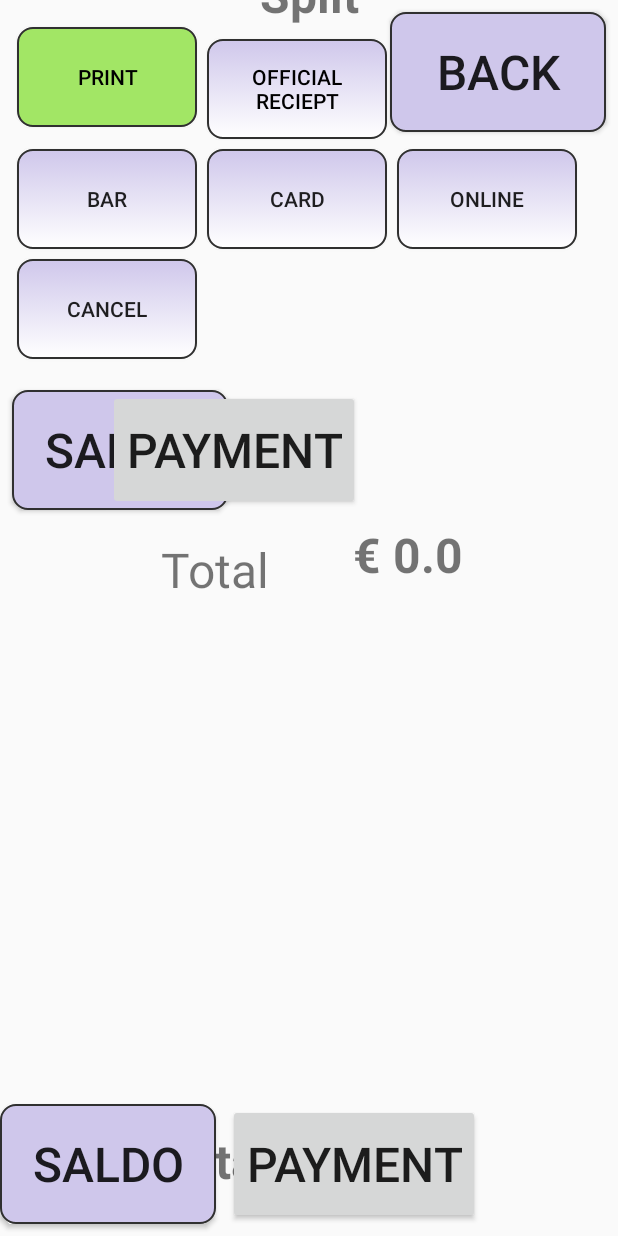
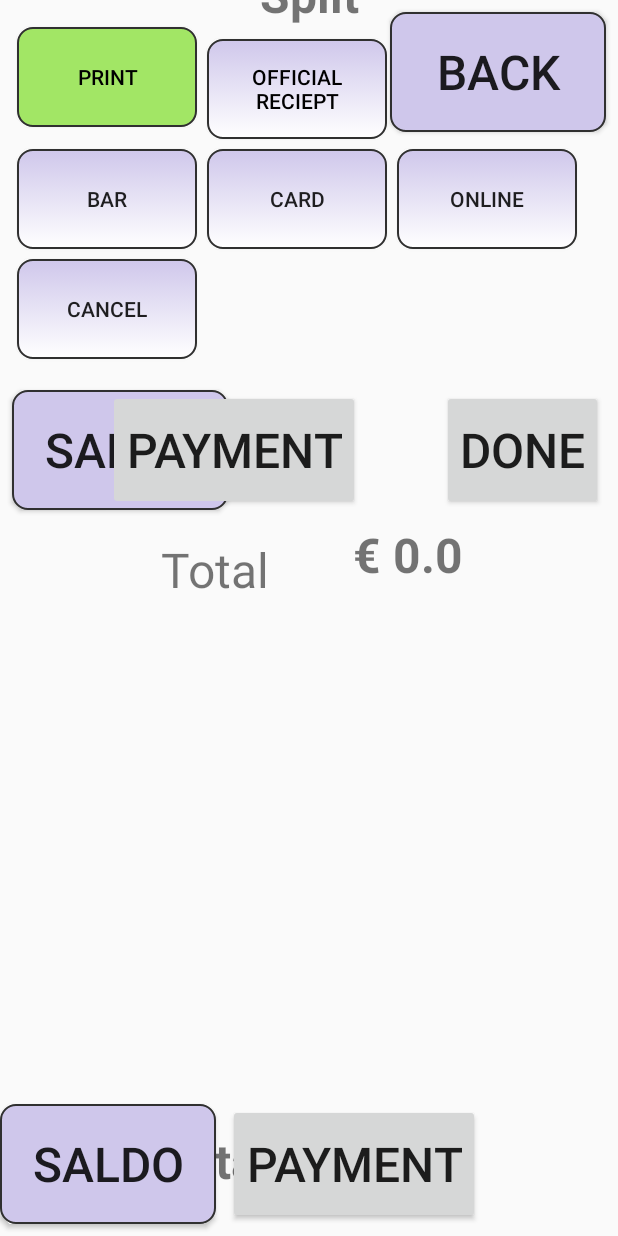
Before and after one commit to foodciti/kana, an Android app: the SplitActivity screen opened directly, with no data from a screen before it, after a tap on "PAYMENT", on a phone screen of 412 x 824 dp. Run offline under Robolectric (Android 15) with nearby library versions, the phone set to English and light mode, and no system bars.

Commit message:
Split bug fixed and Payment Bug Fixed.

```diff
--- a/app/src/main/java/com/example/mande/newkhanapos/SplitActivity.java
+++ b/app/src/main/java/com/example/mande/newkhanapos/SplitActivity.java
@@ -300,11 +300,15 @@ public class SplitActivity extends ArticleActivity {
                         listdisplay.setVisibility(View.INVISIBLE);
                         SaldoButton1.setVisibility(View.INVISIBLE);
                         payment.setVisibility(View.INVISIBLE);
-                    } else  if(status_split_payment.equals("0")){
+                        findViewById(R.id.done).setVisibility(View.VISIBLE);
+                        findViewById(R.id.done).setBackgroundResource(R.drawable.colorbutton);
+                    } else if(status_split_payment.equals("0")){
                         status="0";
                         listdisplay.setVisibility(View.VISIBLE);
                         SaldoButton1.setVisibility(View.VISIBLE);
                         payment.setVisibility(View.VISIBLE);
+                        findViewById(R.id.done).setVisibility(View.INVISIBLE);
+
                     }
                 }
             }
@@ -315,6 +319,7 @@ public class SplitActivity extends ArticleActivity {
     View.OnClickListener CancelonFinaliseSplit(){
         return new View.OnClickListener() {
             public void onClick(View v) {
+                check = false;
                 grid.setVisibility(View.INVISIBLE);
                 grid.removeAllViews();
                 findViewById(R.id.listid2).setVisibility(View.VISIBLE);
@@ -524,6 +529,7 @@ public class SplitActivity extends ArticleActivity {
     View.OnClickListener CancelonFinaliseSplit1() {
         return new View.OnClickListener() {
             public void onClick(View v) {
+                check= false;
                 gridLayout.setVisibility(View.INVISIBLE);
                 gridLayout.removeAllViews();
                 findViewById(R.id.listid1).setVisibility(View.VISIBLE);
--- a/app/src/main/res/layout/splitpreview.xml
+++ b/app/src/main/res/layout/splitpreview.xml
@@ -88,6 +88,26 @@
         app:layout_constraintEnd_toStartOf="@+id/euroid1"
         app:layout_constraintStart_toStartOf="@id/saldo"
         android:layout_marginLeft="10dp"
+        app:layout_constraintBottom_toTopOf="@id/total1" />
+
+    <Button
+        android:id="@+id/done"
+        android:layout_width="wrap_content"
+        android:layout_height="80dp"
+        android:layout_marginStart="100dp"
+        android:layout_marginTop="8dp"
+        android:layout_marginEnd="10dp"
+        android:layout_marginBottom="8dp"
+        android:text="DONE"
+        android:textSize="32sp"
+        android:gravity="center"
+        app:layout_constraintBottom_toBottomOf="parent"
+        app:layout_constraintEnd_toEndOf="parent"
+        app:layout_constraintHorizontal_bias="1.0"
+        android:layout_marginRight="50dp"
+        app:layout_constraintStart_toStartOf="parent"
+        app:layout_constraintTop_toTopOf="parent"
+        app:layout_constraintVertical_bias="1.0"
         app:layout_constraintBottom_toTopOf="@id/total1" />
 
     <TextView
```
